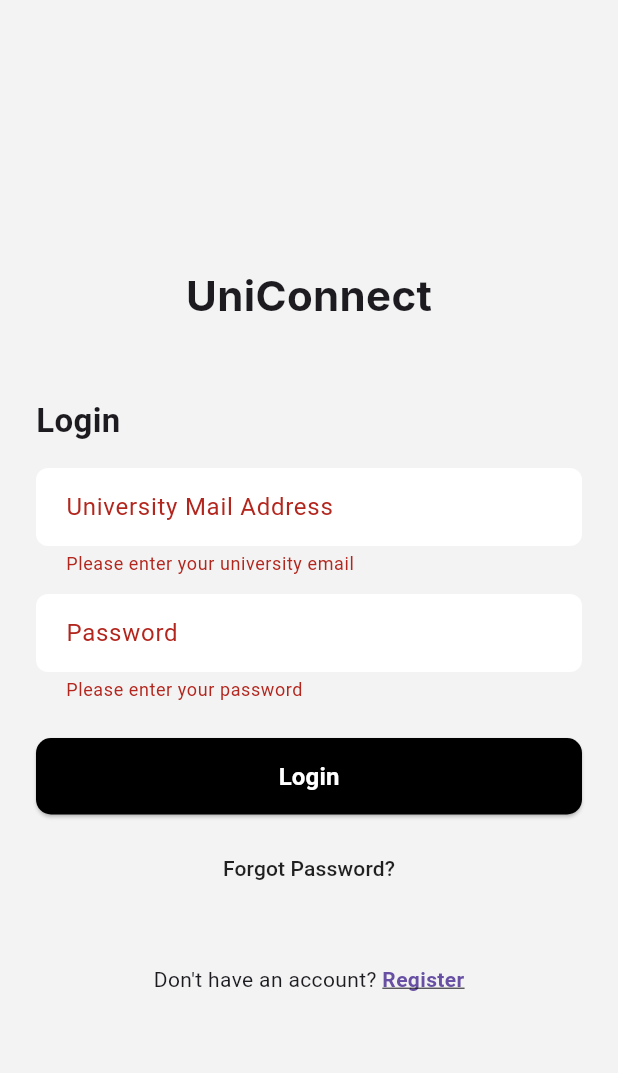
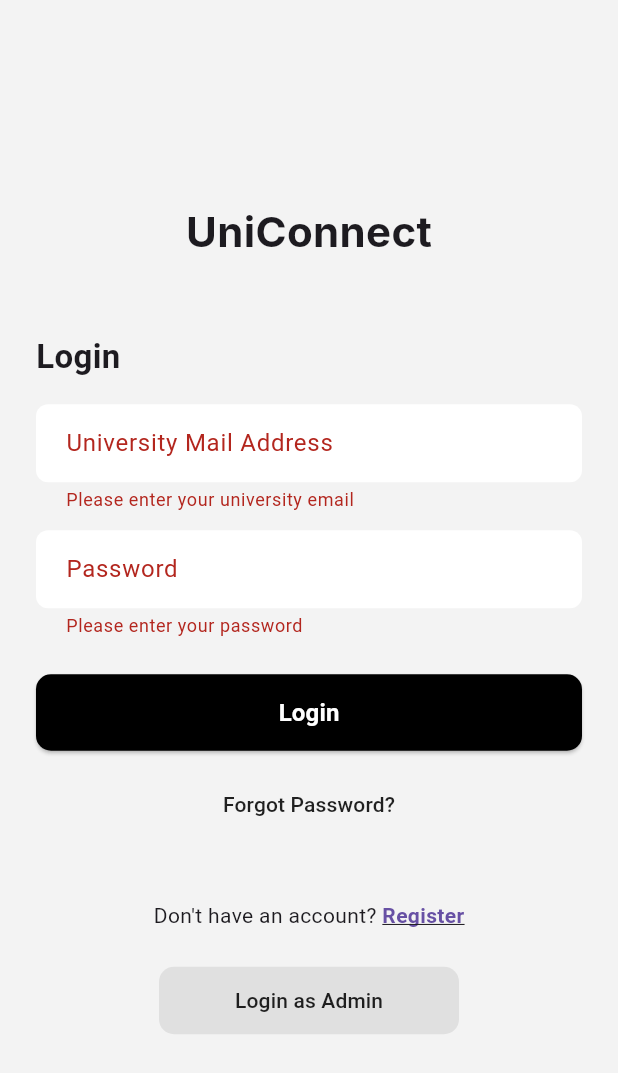
Before and after one commit to oralekin/CS310-Project, a Flutter app: the screen it shows after launch, after a tap on "Login", on a phone screen of 412 x 824 dp. Shown: the top 1073 px of the screen. Run offline on Flutter 3.47's test engine with Material 3 defaults, Android fonts, the phone set to English and light mode, and no system bars; our stand-ins replace camera, image_picker.

Commit message:
Update login_screen.dart

```diff
--- a/lib/screens/login_screen.dart
+++ b/lib/screens/login_screen.dart
@@ -1,4 +1,6 @@
 import 'package:flutter/material.dart';
+import 'home_screen.dart';
+import 'admin_login.dart';
 
 class LoginScreen extends StatefulWidget {
   static const routeName = '/login';
@@ -29,13 +31,11 @@ class _LoginScreenState extends State<LoginScreen> {
 
     setState(() => _isSubmitting = true);
 
-    // TODO: backend login isteği yapılacak yer
     await Future.delayed(const Duration(seconds: 1));
 
     setState(() => _isSubmitting = false);
 
-    // başarılı login varsayalım → chat screen'e git
-    Navigator.of(context).pushReplacementNamed('/chat');
+    Navigator.of(context).pushReplacementNamed(UserHomeScreen.routeName);
   }
 
   void _goToRegister() {
@@ -46,14 +46,16 @@ class _LoginScreenState extends State<LoginScreen> {
     Navigator.of(context).pushNamed('/password-reset');
   }
 
+  void _goToAdminLogin() {
+    Navigator.pushNamed(context, AdminLoginScreen.routeName);
+  }
+
   @override
   Widget build(BuildContext context) {
     final theme = Theme.of(context);
 
     return Scaffold(
-      backgroundColor: const Color(
-        0xFFF3F3F3,
-      ), // Figma’daki açık gri fondan yakın
+      backgroundColor: const Color(0xFFF3F3F3),
       body: SafeArea(
         child: Center(
           child: SingleChildScrollView(
@@ -63,7 +65,6 @@ class _LoginScreenState extends State<LoginScreen> {
               children: [
                 const SizedBox(height: 40),
 
-                // UniConnect başlığı
                 const Text(
                   'UniConnect',
                   style: TextStyle(
@@ -75,7 +76,6 @@ class _LoginScreenState extends State<LoginScreen> {
 
                 const SizedBox(height: 48),
 
-                // Login başlığı
                 const Align(
                   alignment: Alignment.centerLeft,
                   child: Text(
@@ -85,15 +85,14 @@ class _LoginScreenState extends State<LoginScreen> {
                 ),
                 const SizedBox(height: 16),
 
-                // Form
+                // FORM
                 Form(
                   key: _formKey,
                   child: Column(
                     children: [
-                      // University Mail Address
+                      // EMAIL
                       TextFormField(
                         controller: _emailController,
-                        keyboardType: TextInputType.emailAddress,
                         decoration: InputDecoration(
                           labelText: 'University Mail Address',
                           filled: true,
@@ -103,24 +102,22 @@ class _LoginScreenState extends State<LoginScreen> {
                             borderSide: BorderSide.none,
                           ),
                           contentPadding: const EdgeInsets.symmetric(
-                            horizontal: 16,
-                            vertical: 14,
-                          ),
+                              horizontal: 16, vertical: 14),
                         ),
                         validator: (value) {
                           if (value == null || value.trim().isEmpty) {
                             return 'Please enter your university email';
                           }
                           if (!value.contains('@')) {
-                            return 'Please enter a valid email address';
+                            return 'Enter a valid email address';
                           }
-                          // İsterseniz burada ".edu" / üniversite domain kontrolü ekleyebilirsiniz
                           return null;
                         },
                       ),
+
                       const SizedBox(height: 12),
 
-                      // Password
+                      // PASSWORD
                       TextFormField(
                         controller: _passwordController,
                         obscureText: true,
@@ -147,9 +144,10 @@ class _LoginScreenState extends State<LoginScreen> {
                           return null;
                         },
                       ),
+
                       const SizedBox(height: 24),
 
-                      // Login butonu (siyah)
+                      // LOGIN BUTTON
                       SizedBox(
                         width: double.infinity,
                         child: ElevatedButton(
@@ -169,8 +167,7 @@ class _LoginScreenState extends State<LoginScreen> {
                             child: CircularProgressIndicator(
                               strokeWidth: 2,
                               valueColor: AlwaysStoppedAnimation<Color>(
-                                      Colors.white,
-                                    ),
+                                  Colors.white),
                             ),
                           )
                               : const Text(
@@ -182,14 +179,15 @@ class _LoginScreenState extends State<LoginScreen> {
                           ),
                         ),
                       ),
+
                       const SizedBox(height: 12),
 
-                      // Forgot Password?
                       TextButton(
                         onPressed: _goToPasswordReset,
                         child: const Text(
                           'Forgot Password?',
-                          style: TextStyle(color: Colors.black87, fontSize: 14),
+                          style:
+                          TextStyle(color: Colors.black87, fontSize: 14),
                         ),
                       ),
                     ],
@@ -198,14 +196,11 @@ class _LoginScreenState extends State<LoginScreen> {
 
                 const SizedBox(height: 40),
 
-                // Alt kısım: "Don’t have an account? Register"
+                // REGISTER BUTTON
                 Row(
                   mainAxisAlignment: MainAxisAlignment.center,
                   children: [
-                    const Text(
-                      "Don't have an account? ",
-                      style: TextStyle(fontSize: 14),
-                    ),
+                    const Text("Don't have an account? "),
                     GestureDetector(
                       onTap: _goToRegister,
                       child: Text(
@@ -222,6 +217,31 @@ class _LoginScreenState extends State<LoginScreen> {
                 ),
 
                 const SizedBox(height: 24),
+
+                // ⭐ ADMIN LOGIN BUTTON
+                SizedBox(
+                  width: 200,
+                  height: 45,
+                  child: TextButton(
+                    onPressed: _goToAdminLogin,
+                    style: TextButton.styleFrom(
+                      backgroundColor: const Color(0xFFE0E0E0),
+                      shape: RoundedRectangleBorder(
+                        borderRadius: BorderRadius.circular(10),
+                      ),
+                    ),
+                    child: const Text(
+                      "Login as Admin",
+                      style: TextStyle(
+                        color: Colors.black87,
+                        fontSize: 14,
+                        fontWeight: FontWeight.w500,
+                      ),
+                    ),
+                  ),
+                ),
+
+                const SizedBox(height: 40),
               ],
             ),
           ),
```
Lines whose indentation alone changed are shown as unchanged.
